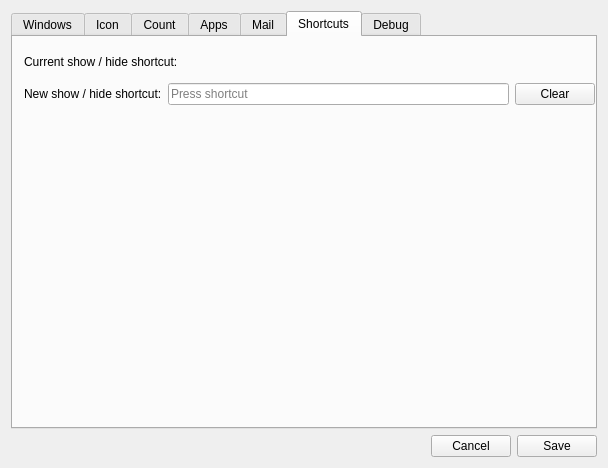
First picture: the form in app/SysTray-X/SysTray-X-app/preferences.ui, repository Ximi1970/systray-x, before the edit.
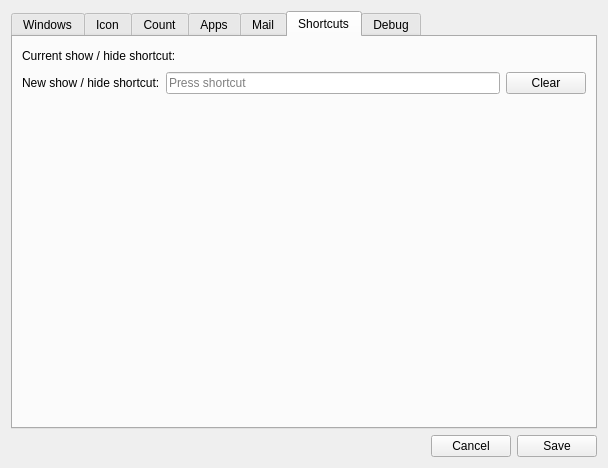
Second picture: the form after the edit. The open tabs and pages were chosen to show the change. Icons and pictures are not drawn.

Diff of the .ui file:
```diff
--- a/app/SysTray-X/SysTray-X-app/preferences.ui
+++ b/app/SysTray-X/SysTray-X-app/preferences.ui
@@ -23,7 +23,7 @@
    <iconset resource="SysTray-X.qrc">
     <normaloff>:/files/icons/SysTray-X.png</normaloff>:/files/icons/SysTray-X.png</iconset>
   </property>
-  <layout class="QGridLayout" name="gridLayout_7">
+  <layout class="QGridLayout" name="gridLayout_14">
    <item row="0" column="0">
     <widget class="QTabWidget" name="tabWidget">
      <property name="currentIndex">
@@ -1137,15 +1137,8 @@
       <attribute name="title">
        <string>Shortcuts</string>
       </attribute>
-      <widget class="QWidget" name="layoutWidget">
-       <property name="geometry">
-        <rect>
-         <x>11</x>
-         <y>10</y>
-         <width>571</width>
-         <height>58</height>
-        </rect>
-       </property>
+      <layout class="QGridLayout" name="gridLayout_7">
+       <item row="0" column="0">
        <layout class="QVBoxLayout" name="verticalLayout_16">
         <item>
          <layout class="QHBoxLayout" name="horizontalLayout_18">
@@ -1204,7 +1197,21 @@
          </layout>
         </item>
        </layout>
-      </widget>
+       </item>
+       <item row="1" column="0">
+        <spacer name="verticalSpacer_11">
+         <property name="orientation">
+          <enum>Qt::Vertical</enum>
+         </property>
+         <property name="sizeHint" stdset="0">
+          <size>
+           <width>20</width>
+           <height>297</height>
+          </size>
+         </property>
+        </spacer>
+       </item>
+      </layout>
      </widget>
      <widget class="QWidget" name="tabDebug">
       <attribute name="title">
```
Left out of the diff: 16 changed lines with no effect on the pictures. Lines whose indentation alone changed are shown as unchanged.
